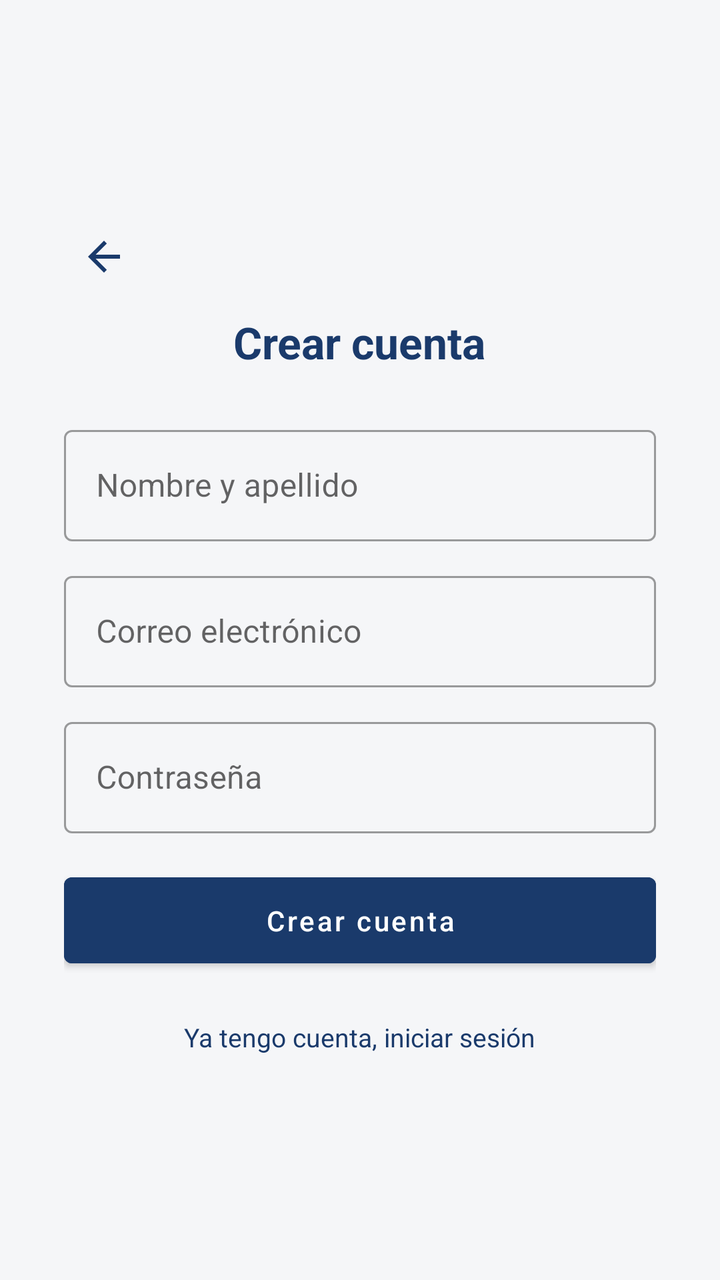
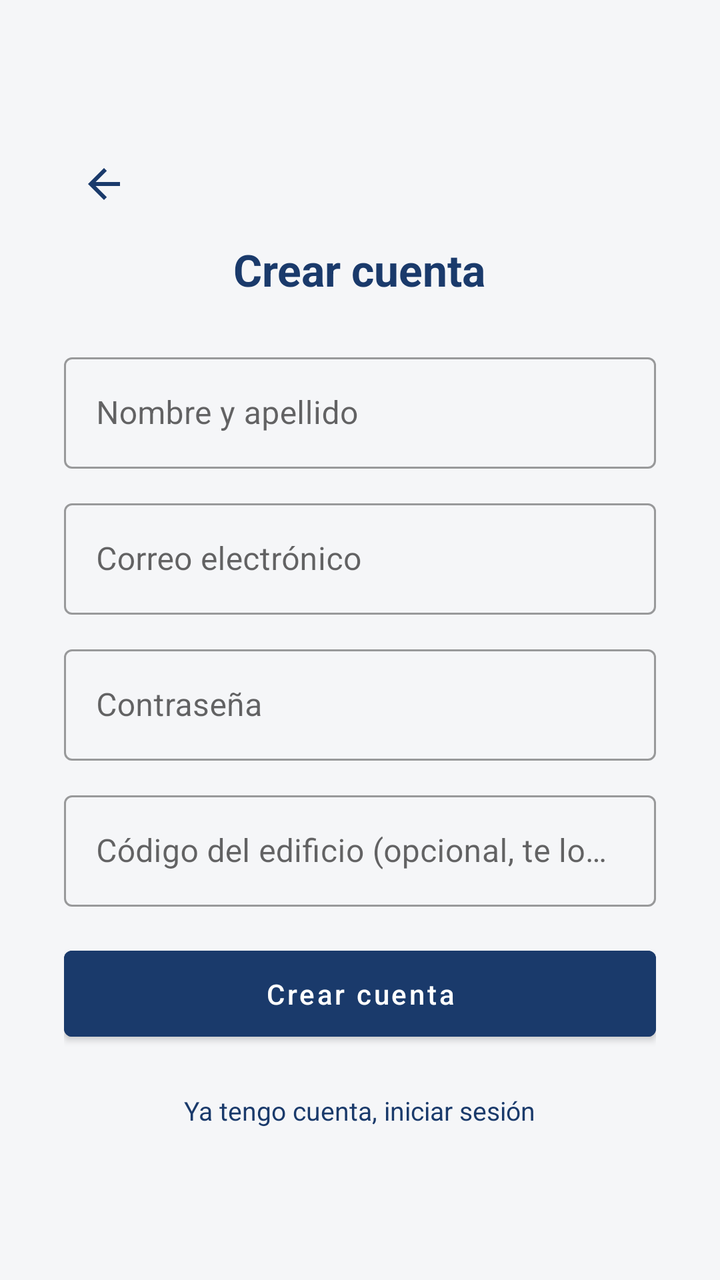

Screens rendered from an Android XML layout before and after an edit, with the pre-edit source and the edit as a unified diff.
<!-- AndroidManifest.xml: application theme Theme.ConsorcioTransparente -->
<!-- res/layout/activity_register.xml -->
<?xml version="1.0" encoding="utf-8"?>
<ScrollView xmlns:android="http://schemas.android.com/apk/res/android"
    xmlns:app="http://schemas.android.com/apk/res-auto"
    android:layout_width="match_parent"
    android:layout_height="match_parent"
    android:background="@color/background"
    android:fillViewport="true">

    <LinearLayout
        android:layout_width="match_parent"
        android:layout_height="wrap_content"
        android:orientation="vertical"
        android:gravity="center"
        android:padding="32dp">

        <ImageButton
            android:id="@+id/buttonBack"
            android:layout_width="40dp"
            android:layout_height="40dp"
            android:layout_gravity="start"
            android:layout_marginBottom="8dp"
            android:background="?attr/selectableItemBackgroundBorderless"
            android:contentDescription="@string/back"
            android:src="@drawable/ic_back"
            android:tint="@color/navy" />

        <TextView
            android:layout_width="wrap_content"
            android:layout_height="wrap_content"
            android:text="@string/register_title"
            android:textColor="@color/navy"
            android:textSize="22sp"
            android:textStyle="bold" />

        <com.google.android.material.textfield.TextInputLayout
            android:layout_width="match_parent"
            android:layout_height="wrap_content"
            android:layout_marginTop="24dp"
            style="@style/Widget.MaterialComponents.TextInputLayout.OutlinedBox">

            <com.google.android.material.textfield.TextInputEditText
                android:id="@+id/inputName"
                android:layout_width="match_parent"
                android:layout_height="wrap_content"
                android:hint="@string/name_hint"
                android:inputType="textPersonName" />
        </com.google.android.material.textfield.TextInputLayout>

        <com.google.android.material.textfield.TextInputLayout
            android:layout_width="match_parent"
            android:layout_height="wrap_content"
            android:layout_marginTop="12dp"
            style="@style/Widget.MaterialComponents.TextInputLayout.OutlinedBox">

            <com.google.android.material.textfield.TextInputEditText
                android:id="@+id/inputEmail"
                android:layout_width="match_parent"
                android:layout_height="wrap_content"
                android:hint="@string/email_hint"
                android:inputType="textEmailAddress" />
        </com.google.android.material.textfield.TextInputLayout>

        <com.google.android.material.textfield.TextInputLayout
            android:layout_width="match_parent"
            android:layout_height="wrap_content"
            android:layout_marginTop="12dp"
            style="@style/Widget.MaterialComponents.TextInputLayout.OutlinedBox">

            <com.google.android.material.textfield.TextInputEditText
                android:id="@+id/inputPassword"
                android:layout_width="match_parent"
                android:layout_height="wrap_content"
                android:hint="@string/password_hint"
                android:inputType="textPassword" />
        </com.google.android.material.textfield.TextInputLayout>

        <ProgressBar
            android:id="@+id/progressBar"
            android:layout_width="wrap_content"
            android:layout_height="wrap_content"
            android:layout_marginTop="16dp"
            android:visibility="gone" />

        <TextView
            android:id="@+id/textError"
            android:layout_width="match_parent"
            android:layout_height="wrap_content"
            android:layout_marginTop="8dp"
            android:textColor="@color/tag_red_fg"
            android:textSize="12sp"
            android:visibility="gone" />

        <Button
            android:id="@+id/buttonRegister"
            android:layout_width="match_parent"
            android:layout_height="wrap_content"
            android:layout_marginTop="16dp"
            android:backgroundTint="@color/navy"
            android:paddingVertical="12dp"
            android:text="@string/register_button"
            android:textAllCaps="false" />

        <TextView
            android:id="@+id/textGoLogin"
            android:layout_width="wrap_content"
            android:layout_height="wrap_content"
            android:layout_marginTop="18dp"
            android:padding="4dp"
            android:text="@string/have_account"
            android:textColor="@color/navy"
            android:textSize="13sp" />

    </LinearLayout>
</ScrollView>
<!-- resources referenced by this layout -->
<resources>
  <color name="background">#F5F6F8</color>
  <color name="navy">#1A3A6B</color>
  <color name="tag_red_fg">#991B1B</color>
  <!-- drawable ic_back (drawable) -->
  <?xml version="1.0" encoding="utf-8"?>
  <vector xmlns:android="http://schemas.android.com/apk/res/android"
      android:width="24dp"
      android:height="24dp"
      android:viewportWidth="24"
      android:viewportHeight="24">
      <path
          android:fillColor="#FF000000"
          android:pathData="M20,11H7.83l5.59,-5.59L12,4l-8,8 8,8 1.41,-1.41L7.83,13H20v-2z" />
  </vector>
  <string name="back">Volver</string>
  <string name="email_hint">Correo electrónico</string>
  <string name="have_account">Ya tengo cuenta, iniciar sesión</string>
  <string name="name_hint">Nombre y apellido</string>
  <string name="password_hint">Contraseña</string>
  <string name="register_button">Crear cuenta</string>
  <string name="register_title">Crear cuenta</string>
  <style name="Theme.ConsorcioTransparente" parent="Theme.MaterialComponents.Light.NoActionBar">
          <item name="colorPrimary">@color/navy</item>
          <item name="colorPrimaryDark">@color/navy_dark</item>
          <item name="colorAccent">@color/blue_accent</item>
          <item name="android:windowBackground">@color/background</item>
          <item name="android:statusBarColor" tools:targetApi="l">@color/navy</item>
          <item name="colorTextSecondary">@color/text_secondary</item>
      </style>
  <color name="navy_dark">#0F2647</color>
  <color name="blue_accent">#3B82F6</color>
  <color name="text_secondary">#6B7280</color>
</resources>

<!-- the commit's change to res/layout/activity_register.xml (unified diff, before → after) -->
@@ -74,6 +74,19 @@
                 android:inputType="textPassword" />
         </com.google.android.material.textfield.TextInputLayout>
 
+        <com.google.android.material.textfield.TextInputLayout
+            android:layout_width="match_parent"
+            android:layout_height="wrap_content"
+            android:layout_marginTop="12dp"
+            style="@style/Widget.MaterialComponents.TextInputLayout.OutlinedBox">
+
+            <com.google.android.material.textfield.TextInputEditText
+                android:id="@+id/inputBuildingCode"
+                android:layout_width="match_parent"
+                android:layout_height="wrap_content"
+                android:hint="@string/building_code_hint" />
+        </com.google.android.material.textfield.TextInputLayout>
+
         <ProgressBar
             android:id="@+id/progressBar"
             android:layout_width="wrap_content"
<!-- resource entries referenced after the edit -->
@@ -15,6 +15,7 @@
           android:pathData="M20,11H7.83l5.59,-5.59L12,4l-8,8 8,8 1.41,-1.41L7.83,13H20v-2z" />
   </vector>
   <string name="back">Volver</string>
+  <string name="building_code_hint">Código del edificio (opcional, te lo pasa tu Administrador)</string>
   <string name="email_hint">Correo electrónico</string>
   <string name="have_account">Ya tengo cuenta, iniciar sesión</string>
   <string name="name_hint">Nombre y apellido</string>
